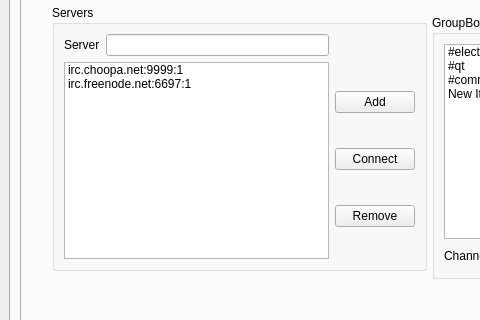
Old version of the form mainwindow.ui in the repository netpipe/cannachat; both pictures show x 0 to 480 and y 104 to 424 of the 1105 by 734 pixel window.
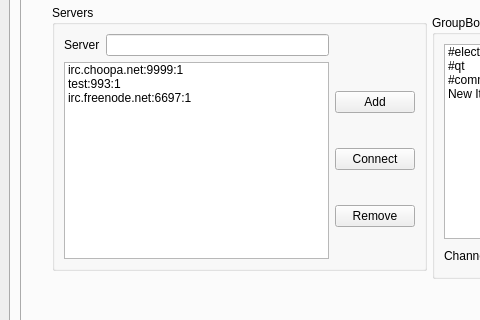
New version of the form. The open tabs and pages were chosen to show the change.

Diff of the .ui file:
```diff
--- a/mainwindow.ui
+++ b/mainwindow.ui
@@ -68,6 +68,11 @@
                  <string>irc.choopa.net:9999:1</string>
                 </property>
                </item>
+               <item>
+                <property name="text">
+                 <string>test:993:1</string>
+                </property>
+               </item>
                <item>
                 <property name="text">
                  <string>irc.freenode.net:6697:1</string>
```
Left out of the diff: 2 changed lines with no effect on the pictures.
